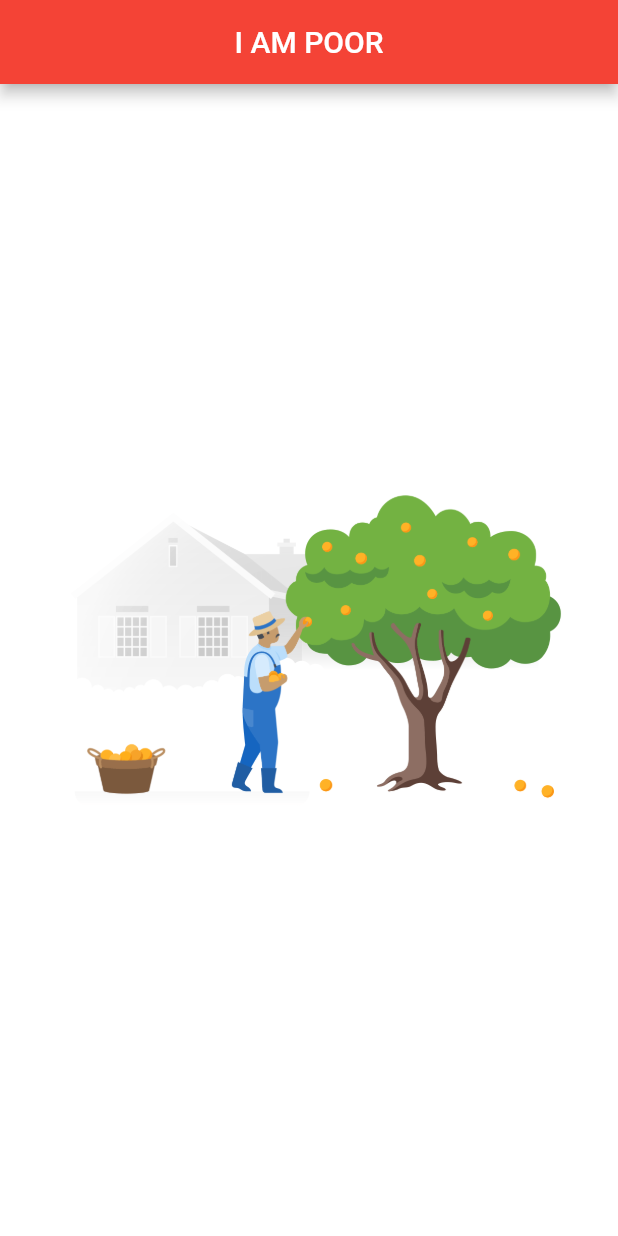
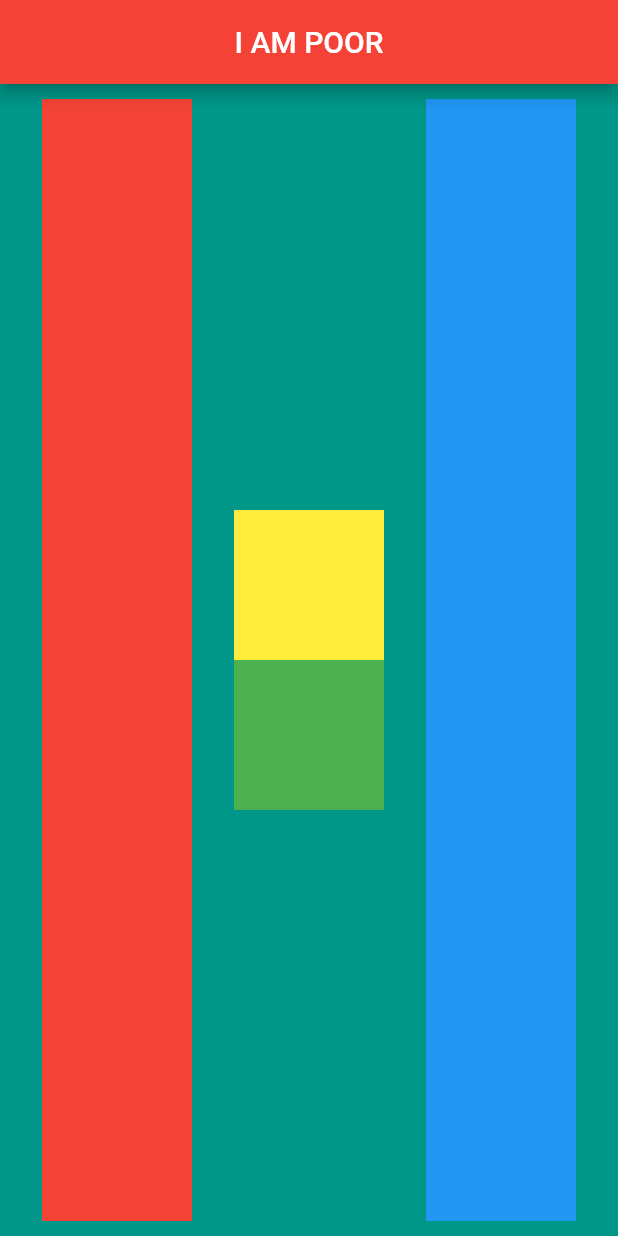
Before and after one commit to Prasen86/flutter_tutorial_app, a Flutter app: the screen it shows after launch, on a phone screen of 412 x 824 dp. Run offline on Flutter 3.47's test engine with Material 2 defaults, Android fonts, the phone set to English and light mode, and no system bars.

Commit message:
Original Commit

```diff
--- a/lib/main.dart
+++ b/lib/main.dart
@@ -17,13 +17,38 @@ class HomePage extends StatefulWidget {
 }
 
 Widget _bodyWidget() {
-  return new Container(
-    color: Colors.white,
-    child: Center(
-      child: new Image(
-        image: AssetImage("assets/images/iampoor.png"),
-        fit: BoxFit.fill,
-      ),
+  return Container(
+    color: Colors.teal,
+    child: new Row(
+      mainAxisSize: MainAxisSize.max,
+      mainAxisAlignment: MainAxisAlignment.spaceEvenly,
+      children: <Widget>[
+        Container(
+          margin: EdgeInsets.all(10.0),
+          width: 100.0,
+          color: Colors.red,
+        ),
+        Column(
+          mainAxisAlignment: MainAxisAlignment.center,
+          children: <Widget>[
+            Container(
+              width: 100.0,
+              height: 100.0,
+              color: Colors.yellow,
+            ),
+            Container(
+              width: 100.0,
+              height: 100.0,
+              color: Colors.green,
+            ),
+          ],
+        ),
+        Container(
+          width: 100.0,
+          color: Colors.blue,
+          margin: EdgeInsets.all(10.0),
+        ),
+      ],
     ),
   );
 }
```
